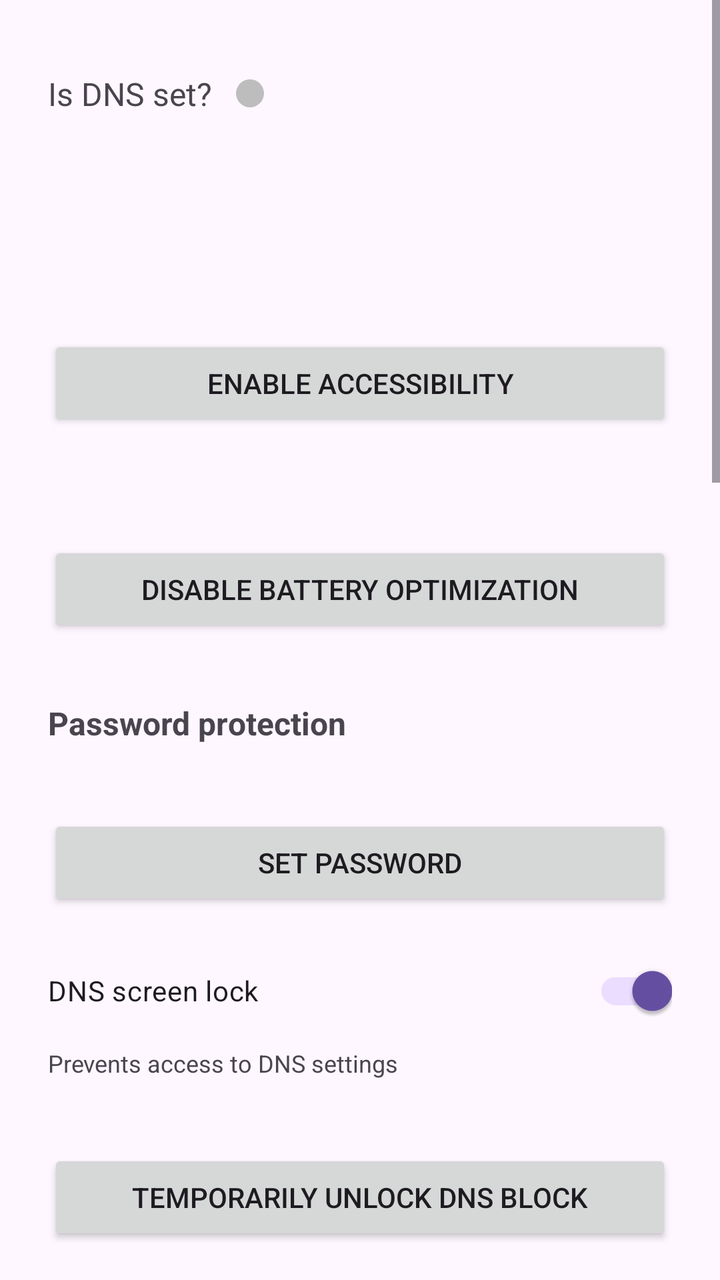
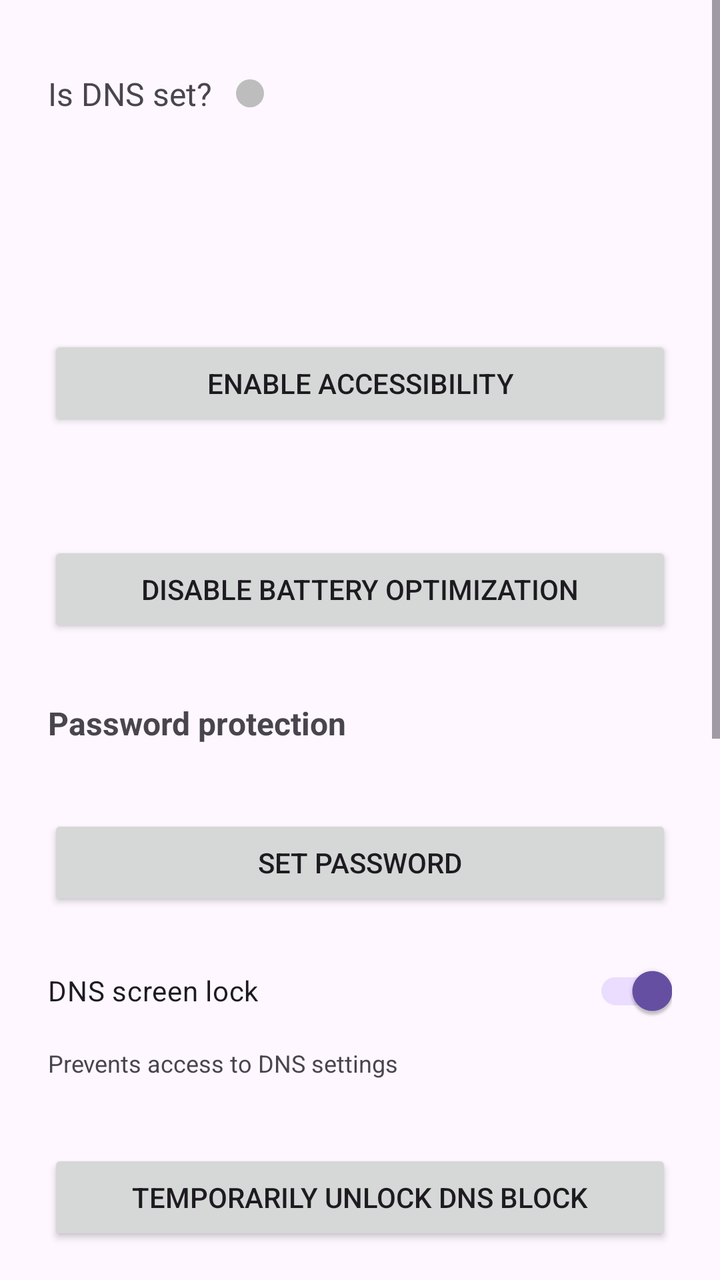

The first picture is an Android layout as it rendered before a commit; the second is the same layout after the commit. The layout source and the unified diff follow.
<!-- AndroidManifest.xml: application theme Theme.Material3.DayNight -->
<!-- res/layout/activity_main.xml -->
<?xml version="1.0" encoding="utf-8"?>
<ScrollView xmlns:android="http://schemas.android.com/apk/res/android"
    android:layout_width="match_parent"
    android:layout_height="match_parent"
    android:fillViewport="true">

    <LinearLayout
        android:layout_width="match_parent"
        android:layout_height="wrap_content"
        android:orientation="vertical"
        android:padding="24dp">

        <LinearLayout
            android:layout_width="match_parent"
            android:layout_height="wrap_content"
            android:layout_marginBottom="24dp"
            android:gravity="center_vertical"
            android:orientation="horizontal">

            <TextView
                android:id="@+id/dnsSetIndicator"
                android:layout_width="wrap_content"
                android:layout_height="wrap_content"
                android:paddingVertical="12dp"
                android:text="@string/is_dns_set"
                android:textSize="16sp" />

            <View
                android:id="@+id/dnsStatusDot"
                android:layout_width="14dp"
                android:layout_height="14dp"
                android:layout_marginStart="12dp"
                android:background="@drawable/dns_indicator_dot_inactive"
                android:contentDescription="@string/dns_status_indicator" />

        </LinearLayout>

        <TextView
            android:id="@+id/dnsResultText"
            android:layout_width="match_parent"
            android:layout_height="wrap_content"
            android:layout_marginBottom="24dp"
            android:textSize="14sp" />

        <TextView
            android:id="@+id/accessibilityStatusText"
            android:layout_width="match_parent"
            android:layout_height="wrap_content"
            android:layout_marginBottom="12dp"
            android:textSize="14sp" />

        <Button
            android:id="@+id/openAccessibilityButton"
            android:layout_width="match_parent"
            android:layout_height="wrap_content"
            android:layout_marginBottom="24dp"
            android:text="@string/open_accessibility_settings" />

        <TextView
            android:id="@+id/batteryStatusText"
            android:layout_width="match_parent"
            android:layout_height="wrap_content"
            android:layout_marginBottom="12dp"
            android:textSize="14sp" />

        <Button
            android:id="@+id/disableBatteryOptimizationButton"
            android:layout_width="match_parent"
            android:layout_height="wrap_content"
            android:layout_marginBottom="32dp"
            android:text="@string/disable_battery_optimization" />

        <TextView
            android:layout_width="match_parent"
            android:layout_height="wrap_content"
            android:layout_marginBottom="8dp"
            android:text="@string/password_section_title"
            android:textSize="16sp"
            android:textStyle="bold" />

        <TextView
            android:id="@+id/passwordStatusText"
            android:layout_width="match_parent"
            android:layout_height="wrap_content"
            android:layout_marginBottom="8dp"
            android:textSize="14sp" />

        <Button
            android:id="@+id/setPasswordButton"
            android:layout_width="match_parent"
            android:layout_height="wrap_content"
            android:layout_marginBottom="16dp"
            android:text="@string/set_password" />

        <com.google.android.material.switchmaterial.SwitchMaterial
            android:id="@+id/dnsScreenLockSwitch"
            android:layout_width="match_parent"
            android:layout_height="wrap_content"
            android:layout_marginBottom="4dp"
            android:checked="true"
            android:text="@string/dns_screen_lock_title" />

        <TextView
            android:layout_width="match_parent"
            android:layout_height="wrap_content"
            android:layout_marginBottom="8dp"
            android:text="@string/dns_screen_lock_summary"
            android:textSize="12sp" />

        <TextView
            android:id="@+id/dnsLockStatusText"
            android:layout_width="match_parent"
            android:layout_height="wrap_content"
            android:layout_marginBottom="8dp"
            android:textSize="14sp" />

        <Button
            android:id="@+id/unlockDnsButton"
            android:layout_width="match_parent"
            android:layout_height="wrap_content"
            android:layout_marginBottom="32dp"
            android:text="@string/unlock_dns_block" />

        <TextView
            android:layout_width="match_parent"
            android:layout_height="wrap_content"
            android:layout_marginBottom="8dp"
            android:text="@string/app_timers_title"
            android:textSize="16sp"
            android:textStyle="bold" />

        <TextView
            android:layout_width="match_parent"
            android:layout_height="wrap_content"
            android:layout_marginBottom="8dp"
            android:text="@string/app_timers_home_summary"
            android:textSize="12sp" />

        <TextView
            android:id="@+id/appTimersStatusText"
            android:layout_width="match_parent"
            android:layout_height="wrap_content"
            android:layout_marginBottom="8dp"
            android:textSize="14sp" />

        <Button
            android:id="@+id/openAppTimersButton"
            android:layout_width="match_parent"
            android:layout_height="wrap_content"
            android:layout_marginBottom="32dp"
            android:text="@string/manage_app_timers" />

        <TextView
            android:layout_width="match_parent"
            android:layout_height="wrap_content"
            android:layout_marginBottom="8dp"
            android:text="@string/short_form_title"
            android:textSize="16sp"
            android:textStyle="bold" />

        <TextView
            android:layout_width="match_parent"
            android:layout_height="wrap_content"
            android:layout_marginBottom="8dp"
            android:text="@string/short_form_summary"
            android:textSize="12sp" />

        <com.google.android.material.switchmaterial.SwitchMaterial
            android:id="@+id/youtubeShortsSwitch"
            android:layout_width="match_parent"
            android:layout_height="wrap_content"
            android:layout_marginBottom="8dp"
            android:text="@string/block_youtube_shorts" />

        <com.google.android.material.switchmaterial.SwitchMaterial
            android:id="@+id/instagramReelsSwitch"
            android:layout_width="match_parent"
            android:layout_height="wrap_content"
            android:layout_marginBottom="32dp"
            android:text="@string/block_instagram_reels" />

        <TextView
            android:layout_width="match_parent"
            android:layout_height="wrap_content"
            android:layout_marginBottom="8dp"
            android:text="@string/blocked_apps_title"
            android:textSize="16sp"
            android:textStyle="bold" />

        <EditText
            android:id="@+id/blockedAppNameInput"
            android:layout_width="match_parent"
            android:layout_height="wrap_content"
            android:layout_marginBottom="8dp"
            android:hint="@string/blocked_apps_hint"
            android:imeOptions="actionDone"
            android:inputType="textCapWords"
            android:maxLines="1" />

        <Button
            android:id="@+id/addBlockedAppButton"
            android:layout_width="match_parent"
            android:layout_height="wrap_content"
            android:layout_marginBottom="16dp"
            android:text="@string/add_blocked_app" />

        <TextView
            android:id="@+id/blockedAppsEmptyText"
            android:layout_width="match_parent"
            android:layout_height="wrap_content"
            android:text="@string/blocked_apps_empty"
            android:textSize="14sp" />

        <LinearLayout
            android:id="@+id/blockedAppsListContainer"
            android:layout_width="match_parent"
            android:layout_height="wrap_content"
            android:layout_marginBottom="32dp"
            android:orientation="vertical" />

        <TextView
            android:layout_width="match_parent"
            android:layout_height="wrap_content"
            android:layout_marginBottom="8dp"
            android:text="@string/blocked_sites_title"
            android:textSize="16sp"
            android:textStyle="bold" />

        <TextView
            android:layout_width="match_parent"
            android:layout_height="wrap_content"
            android:layout_marginBottom="8dp"
            android:text="@string/blocked_sites_summary"
            android:textSize="12sp" />

        <EditText
            android:id="@+id/blockedSiteInput"
            android:layout_width="match_parent"
            android:layout_height="wrap_content"
            android:layout_marginBottom="8dp"
            android:hint="@string/blocked_sites_hint"
            android:imeOptions="actionDone"
            android:inputType="textUri"
            android:maxLines="1" />

        <Button
            android:id="@+id/addBlockedSiteButton"
            android:layout_width="match_parent"
            android:layout_height="wrap_content"
            android:layout_marginBottom="16dp"
            android:text="@string/add_blocked_site" />

        <TextView
            android:id="@+id/blockedSitesEmptyText"
            android:layout_width="match_parent"
            android:layout_height="wrap_content"
            android:text="@string/blocked_sites_empty"
            android:textSize="14sp" />

        <LinearLayout
            android:id="@+id/blockedSitesListContainer"
            android:layout_width="match_parent"
            android:layout_height="wrap_content"
            android:layout_marginBottom="32dp"
            android:orientation="vertical" />

        <TextView
            android:layout_width="match_parent"
            android:layout_height="wrap_content"
            android:layout_marginBottom="8dp"
            android:text="@string/blocked_keywords_title"
            android:textSize="16sp"
            android:textStyle="bold" />

        <TextView
            android:layout_width="match_parent"
            android:layout_height="wrap_content"
            android:layout_marginBottom="8dp"
            android:text="@string/blocked_keywords_summary"
            android:textSize="12sp" />

        <EditText
            android:id="@+id/blockedKeywordInput"
            android:layout_width="match_parent"
            android:layout_height="wrap_content"
            android:layout_marginBottom="8dp"
            android:hint="@string/blocked_keywords_hint"
            android:imeOptions="actionDone"
            android:inputType="text"
            android:maxLines="1" />

        <Button
            android:id="@+id/addBlockedKeywordButton"
            android:layout_width="match_parent"
            android:layout_height="wrap_content"
            android:layout_marginBottom="16dp"
            android:text="@string/add_blocked_keyword" />

        <TextView
            android:id="@+id/blockedKeywordsEmptyText"
            android:layout_width="match_parent"
            android:layout_height="wrap_content"
            android:text="@string/blocked_keywords_empty"
            android:textSize="14sp" />

        <LinearLayout
            android:id="@+id/blockedKeywordsListContainer"
            android:layout_width="match_parent"
            android:layout_height="wrap_content"
            android:orientation="vertical" />

    </LinearLayout>

</ScrollView>
<!-- resources referenced by this layout -->
<resources>
  <!-- drawable dns_indicator_dot_inactive (drawable) -->
  <?xml version="1.0" encoding="utf-8"?>
  <shape xmlns:android="http://schemas.android.com/apk/res/android"
      android:shape="oval">
      <solid android:color="@color/dns_unset_gray" />
      <size
          android:width="14dp"
          android:height="14dp" />
  </shape>
  <string name="add_blocked_app">Add to list</string>
  <string name="add_blocked_keyword">Add keyword</string>
  <string name="add_blocked_site">Add website</string>
  <string name="app_timers_home_summary">Set a daily time limit for any app. No password required — change timers anytime.</string>
  <string name="app_timers_title">App timers</string>
  <string name="block_instagram_reels">Block Instagram Reels</string>
  <string name="block_youtube_shorts">Block YouTube Shorts</string>
  <string name="blocked_apps_empty">No apps on the list</string>
  <string name="blocked_apps_hint">Enter app name (e.g. Chrome, YouTube)</string>
  <string name="blocked_apps_title">Blocked apps</string>
  <string name="blocked_keywords_empty">No keywords on the list</string>
  <string name="blocked_keywords_hint">Enter keyword (e.g. gambling)</string>
  <string name="blocked_keywords_summary">Blocks browser pages when the address bar contains the keyword. Same browsers as website blocking.</string>
  <string name="blocked_keywords_title">Blocked keywords</string>
  <string name="blocked_sites_empty">No websites on the list</string>
  <string name="blocked_sites_hint">Enter website (e.g. youtube.com)</string>
  <string name="blocked_sites_summary">Works in Chrome, Samsung Internet, Firefox and Brave. Blocks the domain and its subdomains.</string>
  <string name="blocked_sites_title">Blocked websites</string>
  <string name="disable_battery_optimization">Disable battery optimization</string>
  <string name="dns_screen_lock_summary">Prevents access to DNS settings</string>
  <string name="dns_screen_lock_title">DNS screen lock</string>
  <string name="dns_status_indicator">DNS status indicator</string>
  <string name="is_dns_set">Is DNS set?</string>
  <string name="manage_app_timers">Manage app timers</string>
  <string name="open_accessibility_settings">Enable accessibility</string>
  <string name="password_section_title">Password protection</string>
  <string name="set_password">Set password</string>
  <string name="short_form_summary">Blocks YouTube Shorts and Instagram Reels in the apps and in the browser. Change these anytime — no password required.</string>
  <string name="short_form_title">Short videos</string>
  <string name="unlock_dns_block">Temporarily unlock DNS block</string>
  <color name="dns_unset_gray">#FFBDBDBD</color>
</resources>

<!-- the commit's change to res/layout/activity_main.xml (unified diff, before → after) -->
@@ -1,5 +1,6 @@
 <?xml version="1.0" encoding="utf-8"?>
 <ScrollView xmlns:android="http://schemas.android.com/apk/res/android"
+    xmlns:app="http://schemas.android.com/apk/res-auto"
     android:layout_width="match_parent"
     android:layout_height="match_parent"
     android:fillViewport="true">
@@ -179,135 +180,217 @@
             android:layout_marginBottom="32dp"
             android:text="@string/block_instagram_reels" />
 
-        <TextView
-            android:layout_width="match_parent"
-            android:layout_height="wrap_content"
-            android:layout_marginBottom="8dp"
-            android:text="@string/blocked_apps_title"
-            android:textSize="16sp"
-            android:textStyle="bold" />
-
-        <EditText
-            android:id="@+id/blockedAppNameInput"
-            android:layout_width="match_parent"
-            android:layout_height="wrap_content"
-            android:layout_marginBottom="8dp"
-            android:hint="@string/blocked_apps_hint"
-            android:imeOptions="actionDone"
-            android:inputType="textCapWords"
-            android:maxLines="1" />
-
-        <Button
-            android:id="@+id/addBlockedAppButton"
-            android:layout_width="match_parent"
-            android:layout_height="wrap_content"
-            android:layout_marginBottom="16dp"
-            android:text="@string/add_blocked_app" />
-
-        <TextView
-            android:id="@+id/blockedAppsEmptyText"
-            android:layout_width="match_parent"
-            android:layout_height="wrap_content"
-            android:text="@string/blocked_apps_empty"
-            android:textSize="14sp" />
-
         <LinearLayout
-            android:id="@+id/blockedAppsListContainer"
-            android:layout_width="match_parent"
-            android:layout_height="wrap_content"
-            android:layout_marginBottom="32dp"
-            android:orientation="vertical" />
-
-        <TextView
-            android:layout_width="match_parent"
-            android:layout_height="wrap_content"
-            android:layout_marginBottom="8dp"
-            android:text="@string/blocked_sites_title"
-            android:textSize="16sp"
-            android:textStyle="bold" />
-
-        <TextView
-            android:layout_width="match_parent"
-            android:layout_height="wrap_content"
-            android:layout_marginBottom="8dp"
-            android:text="@string/blocked_sites_summary"
-            android:textSize="12sp" />
-
-        <EditText
-            android:id="@+id/blockedSiteInput"
-            android:layout_width="match_parent"
-            android:layout_height="wrap_content"
-            android:layout_marginBottom="8dp"
-            android:hint="@string/blocked_sites_hint"
-            android:imeOptions="actionDone"
-            android:inputType="textUri"
-            android:maxLines="1" />
-
-        <Button
-            android:id="@+id/addBlockedSiteButton"
-            android:layout_width="match_parent"
-            android:layout_height="wrap_content"
-            android:layout_marginBottom="16dp"
-            android:text="@string/add_blocked_site" />
-
-        <TextView
-            android:id="@+id/blockedSitesEmptyText"
-            android:layout_width="match_parent"
-            android:layout_height="wrap_content"
-            android:text="@string/blocked_sites_empty"
-            android:textSize="14sp" />
+            android:id="@+id/blockListsHeader"
+            android:layout_width="match_parent"
+            android:layout_height="wrap_content"
+            android:background="?attr/selectableItemBackground"
+            android:clickable="true"
+            android:focusable="true"
+            android:gravity="center_vertical"
+            android:orientation="horizontal"
+            android:paddingVertical="8dp">
+
+            <TextView
+                android:layout_width="0dp"
+                android:layout_height="wrap_content"
+                android:layout_weight="1"
+                android:text="@string/block_lists_title"
+                android:textSize="16sp"
+                android:textStyle="bold" />
+
+            <TextView
+                android:id="@+id/blockListsChevron"
+                android:layout_width="wrap_content"
+                android:layout_height="wrap_content"
+                android:importantForAccessibility="no"
+                android:text="▶"
+                android:textSize="14sp" />
+
+        </LinearLayout>
 
         <LinearLayout
-            android:id="@+id/blockedSitesListContainer"
-            android:layout_width="match_parent"
-            android:layout_height="wrap_content"
-            android:layout_marginBottom="32dp"
-            android:orientation="vertical" />
-
-        <TextView
-            android:layout_width="match_parent"
-            android:layout_height="wrap_content"
-            android:layout_marginBottom="8dp"
-            android:text="@string/blocked_keywords_title"
-            android:textSize="16sp"
-            android:textStyle="bold" />
-
-        <TextView
-            android:layout_width="match_parent"
-            android:layout_height="wrap_content"
-            android:layout_marginBottom="8dp"
-            android:text="@string/blocked_keywords_summary"
-            android:textSize="12sp" />
-
-        <EditText
-            android:id="@+id/blockedKeywordInput"
-            android:layout_width="match_parent"
-            android:layout_height="wrap_content"
-            android:layout_marginBottom="8dp"
-            android:hint="@string/blocked_keywords_hint"
-            android:imeOptions="actionDone"
-            android:inputType="text"
-            android:maxLines="1" />
-
-        <Button
-            android:id="@+id/addBlockedKeywordButton"
-            android:layout_width="match_parent"
-            android:layout_height="wrap_content"
-            android:layout_marginBottom="16dp"
-            android:text="@string/add_blocked_keyword" />
-
-        <TextView
-            android:id="@+id/blockedKeywordsEmptyText"
-            android:layout_width="match_parent"
-            android:layout_height="wrap_content"
-            android:text="@string/blocked_keywords_empty"
-            android:textSize="14sp" />
-
-        <LinearLayout
-            android:id="@+id/blockedKeywordsListContainer"
-            android:layout_width="match_parent"
-            android:layout_height="wrap_content"
-            android:orientation="vertical" />
+            android:id="@+id/blockListsDropdownContent"
+            android:layout_width="match_parent"
+            android:layout_height="wrap_content"
+            android:orientation="vertical"
+            android:visibility="gone">
+
+            <com.google.android.material.button.MaterialButtonToggleGroup
+                android:id="@+id/blockListTabs"
+                android:layout_width="match_parent"
+                android:layout_height="wrap_content"
+                android:layout_marginBottom="16dp"
+                app:checkedButton="@id/blockListTabApps"
+                app:selectionRequired="true"
+                app:singleSelection="true">
+
+                <com.google.android.material.button.MaterialButton
+                    android:id="@+id/blockListTabApps"
+                    style="@style/Widget.MaterialComponents.Button.OutlinedButton"
+                    android:layout_width="0dp"
+                    android:layout_height="wrap_content"
+                    android:layout_weight="1"
+                    android:insetTop="0dp"
+                    android:insetBottom="0dp"
+                    android:text="@string/block_list_tab_apps"
+                    android:textSize="12sp" />
+
+                <com.google.android.material.button.MaterialButton
+                    android:id="@+id/blockListTabWebsites"
+                    style="@style/Widget.MaterialComponents.Button.OutlinedButton"
+                    android:layout_width="0dp"
+                    android:layout_height="wrap_content"
+                    android:layout_weight="1"
+                    android:insetTop="0dp"
+                    android:insetBottom="0dp"
+                    android:text="@string/block_list_tab_websites"
+                    android:textSize="12sp" />
+
+                <com.google.android.material.button.MaterialButton
+                    android:id="@+id/blockListTabKeywords"
+                    style="@style/Widget.MaterialComponents.Button.OutlinedButton"
+                    android:layout_width="0dp"
+                    android:layout_height="wrap_content"
+                    android:layout_weight="1"
+                    android:insetTop="0dp"
+                    android:insetBottom="0dp"
+                    android:text="@string/block_list_tab_keywords"
+                    android:textSize="12sp" />
+
+            </com.google.android.material.button.MaterialButtonToggleGroup>
+
+            <LinearLayout
+                android:id="@+id/blockListAppsPanel"
+                android:layout_width="match_parent"
+                android:layout_height="wrap_content"
+                android:orientation="vertical">
+
+                <EditText
+                    android:id="@+id/blockedAppNameInput"
+                    android:layout_width="match_parent"
+                    android:layout_height="wrap_content"
+                    android:layout_marginBottom="8dp"
+                    android:hint="@string/blocked_apps_hint"
+                    android:imeOptions="actionDone"
+                    android:inputType="textCapWords"
+                    android:maxLines="1" />
+
+                <Button
+                    android:id="@+id/addBlockedAppButton"
+                    android:layout_width="match_parent"
+                    android:layout_height="wrap_content"
+                    android:layout_marginBottom="16dp"
+                    android:text="@string/add_blocked_app" />
+
+                <TextView
+                    android:id="@+id/blockedAppsEmptyText"
+                    android:layout_width="match_parent"
+                    android:layout_height="wrap_content"
+                    android:text="@string/blocked_apps_empty"
+                    android:textSize="14sp" />
+
+                <LinearLayout
+                    android:id="@+id/blockedAppsListContainer"
+                    android:layout_width="match_parent"
+                    android:layout_height="wrap_content"
+                    android:orientation="vertical" />
+
+            </LinearLayout>
+
+            <LinearLayout
+                android:id="@+id/blockListSitesPanel"
+                android:layout_width="match_parent"
+                android:layout_height="wrap_content"
+                android:orientation="vertical"
+                android:visibility="gone">
+
+                <TextView
+                    android:layout_width="match_parent"
+                    android:layout_height="wrap_content"
+                    android:layout_marginBottom="8dp"
+                    android:text="@string/blocked_sites_summary"
+                    android:textSize="12sp" />
+
+                <EditText
+                    android:id="@+id/blockedSiteInput"
+                    android:layout_width="match_parent"
+                    android:layout_height="wrap_content"
+                    android:layout_marginBottom="8dp"
+                    android:hint="@string/blocked_sites_hint"
+                    android:imeOptions="actionDone"
+                    android:inputType="textUri"
+                    android:maxLines="1" />
+
+                <Button
+                    android:id="@+id/addBlockedSiteButton"
+                    android:layout_width="match_parent"
+                    android:layout_height="wrap_content"
+                    android:layout_marginBottom="16dp"
+                    android:text="@string/add_blocked_site" />
+
+                <TextView
+                    android:id="@+id/blockedSitesEmptyText"
+                    android:layout_width="match_parent"
+                    android:layout_height="wrap_content"
+                    android:text="@string/blocked_sites_empty"
+                    android:textSize="14sp" />
+
+                <LinearLayout
+                    android:id="@+id/blockedSitesListContainer"
+                    android:layout_width="match_parent"
+                    android:layout_height="wrap_content"
+                    android:orientation="vertical" />
+
+            </LinearLayout>
+
+            <LinearLayout
+                android:id="@+id/blockListKeywordsPanel"
+                android:layout_width="match_parent"
+                android:layout_height="wrap_content"
+                android:orientation="vertical"
+                android:visibility="gone">
+
+                <TextView
+                    android:layout_width="match_parent"
+                    android:layout_height="wrap_content"
+                    android:layout_marginBottom="8dp"
+                    android:text="@string/blocked_keywords_summary"
+                    android:textSize="12sp" />
+
+                <EditText
+                    android:id="@+id/blockedKeywordInput"
+                    android:layout_width="match_parent"
+                    android:layout_height="wrap_content"
+                    android:layout_marginBottom="8dp"
+                    android:hint="@string/blocked_keywords_hint"
+                    android:imeOptions="actionDone"
+                    android:inputType="text"
+                    android:maxLines="1" />
+
+                <Button
+                    android:id="@+id/addBlockedKeywordButton"
+                    android:layout_width="match_parent"
+                    android:layout_height="wrap_content"
+                    android:layout_marginBottom="16dp"
+                    android:text="@string/add_blocked_keyword" />
+
+                <TextView
+                    android:id="@+id/blockedKeywordsEmptyText"
+                    android:layout_width="match_parent"
+                    android:layout_height="wrap_content"
+                    android:text="@string/blocked_keywords_empty"
+                    android:textSize="14sp" />
+
+                <LinearLayout
+                    android:id="@+id/blockedKeywordsListContainer"
+                    android:layout_width="match_parent"
+                    android:layout_height="wrap_content"
+                    android:orientation="vertical" />
+
+            </LinearLayout>
+
+        </LinearLayout>
 
     </LinearLayout>
 
<!-- resource entries referenced after the edit -->
@@ -15,18 +15,19 @@
   <string name="app_timers_home_summary">Set a daily time limit for any app. No password required — change timers anytime.</string>
   <string name="app_timers_title">App timers</string>
   <string name="block_instagram_reels">Block Instagram Reels</string>
+  <string name="block_list_tab_apps">Apps</string>
+  <string name="block_list_tab_keywords">Keywords</string>
+  <string name="block_list_tab_websites">Websites</string>
+  <string name="block_lists_title">Block lists</string>
   <string name="block_youtube_shorts">Block YouTube Shorts</string>
   <string name="blocked_apps_empty">No apps on the list</string>
   <string name="blocked_apps_hint">Enter app name (e.g. Chrome, YouTube)</string>
-  <string name="blocked_apps_title">Blocked apps</string>
   <string name="blocked_keywords_empty">No keywords on the list</string>
   <string name="blocked_keywords_hint">Enter keyword (e.g. gambling)</string>
   <string name="blocked_keywords_summary">Blocks browser pages when the address bar contains the keyword. Same browsers as website blocking.</string>
-  <string name="blocked_keywords_title">Blocked keywords</string>
   <string name="blocked_sites_empty">No websites on the list</string>
   <string name="blocked_sites_hint">Enter website (e.g. youtube.com)</string>
   <string name="blocked_sites_summary">Works in Chrome, Samsung Internet, Firefox and Brave. Blocks the domain and its subdomains.</string>
-  <string name="blocked_sites_title">Blocked websites</string>
   <string name="disable_battery_optimization">Disable battery optimization</string>
   <string name="dns_screen_lock_summary">Prevents access to DNS settings</string>
   <string name="dns_screen_lock_title">DNS screen lock</string>
